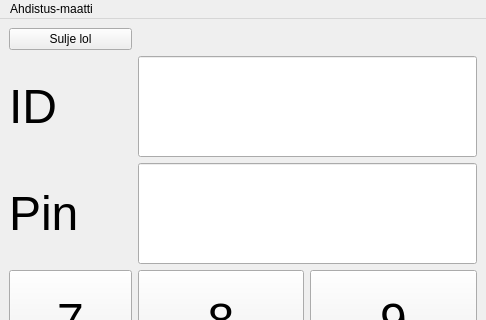
The window that bankautomat/mainwindow.ui (tvt21kmo-bank-project/group_3) describes before a commit, drawn with Qt 5; both pictures show x 0 to 486 and y 0 to 320 of the 486 by 722 pixel window.
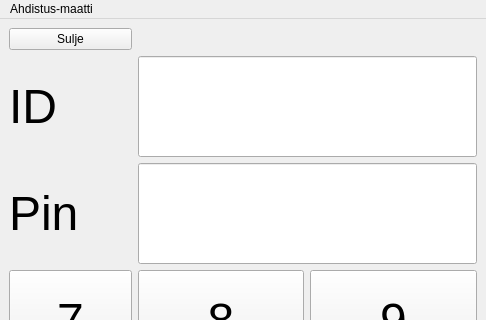
The same window after the commit.

Diff of the .ui file:
```diff
--- a/bankautomat/mainwindow.ui
+++ b/bankautomat/mainwindow.ui
@@ -636,7 +636,7 @@
     <item row="0" column="0">
      <widget class="QPushButton" name="btnSulje">
       <property name="text">
-       <string>Sulje lol</string>
+       <string>Sulje</string>
       </property>
      </widget>
     </item>
```
